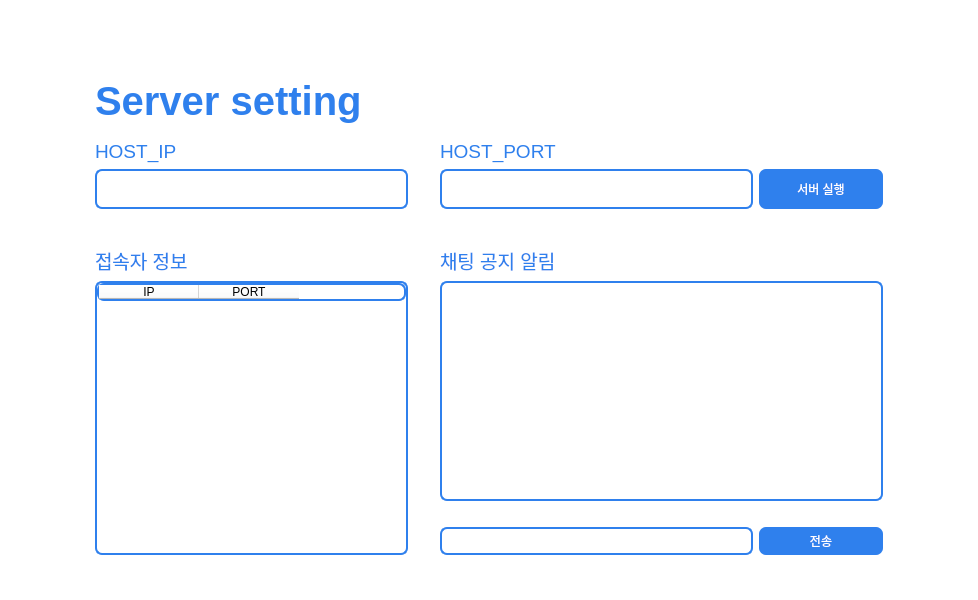
The window that UI/UI_server.ui (guaba98/class_album) describes before a commit, drawn with Qt 5.
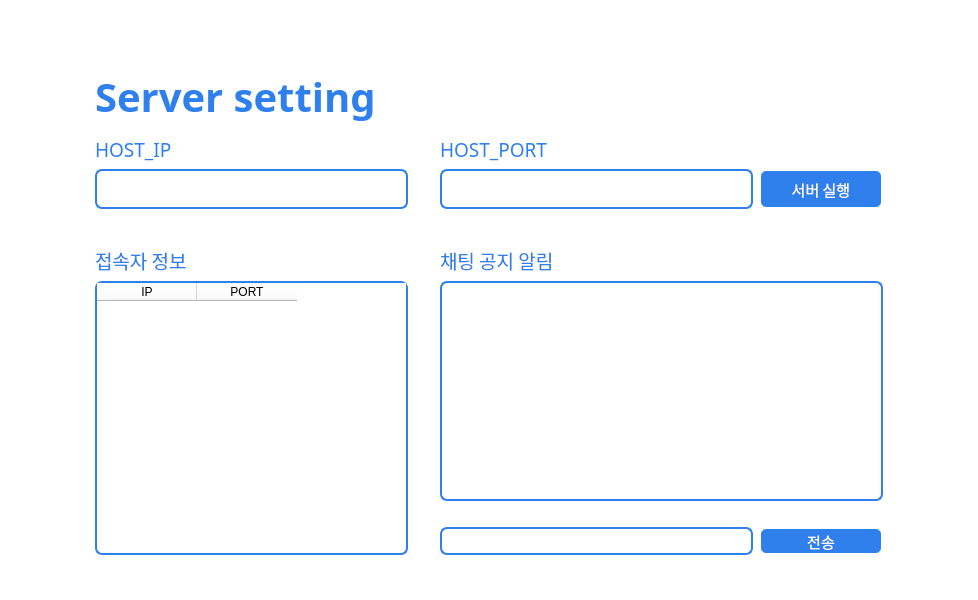
The same window after the commit.

What changed in the file:
```diff
--- a/UI/UI_server.ui
+++ b/UI/UI_server.ui
@@ -75,6 +75,7 @@
          </property>
          <property name="font">
           <font>
+           <family>나눔스퀘어 네오 ExtraBold</family>
            <pointsize>30</pointsize>
            <weight>75</weight>
            <bold>true</bold>
@@ -92,6 +93,7 @@
         <widget class="QLabel" name="host_ip_lab">
          <property name="font">
           <font>
+           <family>나눔스퀘어 네오 Bold</family>
            <pointsize>14</pointsize>
           </font>
          </property>
@@ -126,6 +128,7 @@
          </property>
          <property name="font">
           <font>
+           <family>나눔스퀘어 네오 Bold</family>
            <pointsize>14</pointsize>
           </font>
          </property>
@@ -148,10 +151,17 @@
            <height>28</height>
           </size>
          </property>
+         <property name="font">
+          <font>
+           <family>나눔스퀘어 네오 Bold</family>
+           <pointsize>11</pointsize>
+          </font>
+         </property>
          <property name="styleSheet">
           <string notr="true">background-color: rgb(47, 128, 237);
 color: rgb(255, 255, 255);
-border-radius:7px;</string>
+border: 2px solid white;
+border-radius: 7px;</string>
          </property>
          <property name="text">
           <string>전송</string>
@@ -187,9 +197,18 @@
        </item>
        <item row="4" column="0" rowspan="3">
         <widget class="QTableWidget" name="tableWidget_members">
+         <property name="font">
+          <font>
+           <family>나눔스퀘어 네오 Regular</family>
+           <pointsize>10</pointsize>
+          </font>
+         </property>
          <property name="styleSheet">
-          <string notr="true">border-radius:7px;
-border: 2px solid #2F80ED;</string>
+          <string notr="true">QTableWidget#tableWidget_members{
+border-radius:7px;
+border: 2px solid #2F80ED;
+}
+</string>
          </property>
          <column>
           <property name="text">
@@ -207,6 +226,7 @@
         <widget class="QLabel" name="host_port_lab">
          <property name="font">
           <font>
+           <family>나눔스퀘어 네오 Bold</family>
            <pointsize>14</pointsize>
           </font>
          </property>
@@ -240,10 +260,17 @@
            <height>40</height>
           </size>
          </property>
+         <property name="font">
+          <font>
+           <family>나눔스퀘어 네오 Bold</family>
+           <pointsize>11</pointsize>
+          </font>
+         </property>
          <property name="styleSheet">
           <string notr="true">background-color: rgb(47, 128, 237);
 color: rgb(255, 255, 255);
-border-radius:7px;</string>
+border: 2px solid white;
+border-radius: 7px;</string>
          </property>
          <property name="text">
           <string>서버 실행</string>
@@ -271,6 +298,7 @@
         <widget class="QLabel" name="notice_comments_lab">
          <property name="font">
           <font>
+           <family>나눔스퀘어 네오 Bold</family>
            <pointsize>14</pointsize>
           </font>
          </property>
```
Left out of the diff: 24 changed lines with no effect on the pictures.
